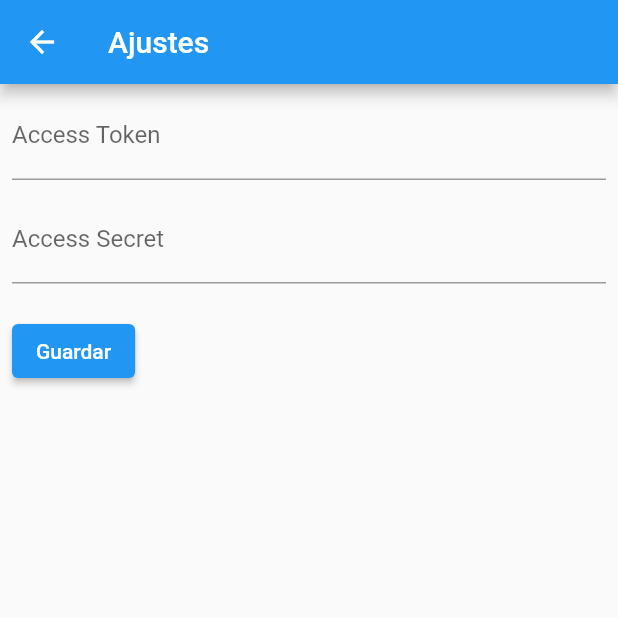
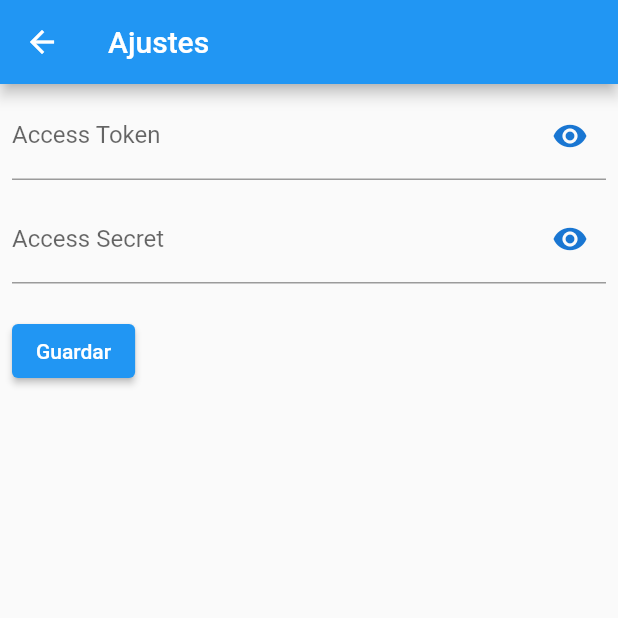
Before and after one commit to pablouser1/OpenUMA, a Flutter app: the screen it shows after launch, in the side drawer, after a tap on "Ajustes", on a phone screen of 412 x 824 dp, the top half of it. Run offline on Flutter 3.47's test engine with Material 2 defaults, Android fonts, the phone set to English and light mode, and no system bars; our stand-ins replace shared_preferences.

Commit message:
small changes

```diff
--- a/lib/components/drawer.dart
+++ b/lib/components/drawer.dart
@@ -1,7 +1,8 @@
 import 'package:flutter/material.dart';
+import 'package:openuma/constants/misc.dart';
 import 'package:openuma/helpers/nav.dart';
 import 'package:openuma/views/settings.dart';
-import 'package:openuma/views/tests.dart';
+import 'package:url_launcher/url_launcher_string.dart';
 
 class DrawerWidget extends StatelessWidget {
   const DrawerWidget({super.key});
@@ -27,10 +28,12 @@ class DrawerWidget extends StatelessWidget {
           ),
           const Divider(),
           ListTile(
-            title: const Text("Tests"),
-            leading: const Icon(Icons.construction),
-            onTap: () {
-              Nav.push(context, const TestsPage());
+            title: const Text("Código fuente"),
+            leading: const Icon(Icons.code),
+            onTap: () async {
+              if (!await launchUrlString(repoUrl)) {
+                throw Exception('Could not launch $repoUrl');
+              }
             },
           ),
         ],
--- /dev/null
+++ b/lib/constants/misc.dart
@@ -0,0 +1 @@
+const repoUrl = "https://github.com/pablouser1/OpenUMA";
--- a/lib/views/settings.dart
+++ b/lib/views/settings.dart
@@ -16,6 +16,8 @@ class SettingsPageState extends State<SettingsPage> {
   late SharedPreferences prefs;
   final tokenController = TextEditingController();
   final secretController = TextEditingController();
+
+  bool _obscurePassword = true;
 
   void setConfig() async {
     prefs = await SharedPreferences.getInstance();
@@ -42,6 +44,22 @@ class SettingsPageState extends State<SettingsPage> {
     super.dispose();
   }
 
+  Widget createSwap() {
+    return IconButton(
+      icon: Icon(
+        // Based on passwordVisible state choose the icon
+        _obscurePassword ? Icons.visibility : Icons.visibility_off,
+        color: Theme.of(context).primaryColorDark,
+      ),
+      onPressed: () {
+        // Update the state i.e. toogle the state of passwordVisible variable
+        setState(() {
+          _obscurePassword = !_obscurePassword;
+        });
+      },
+    );
+  }
+
   @override
   Widget build(BuildContext context) {
     return Scaffold(
@@ -55,10 +73,12 @@ class SettingsPageState extends State<SettingsPage> {
             padding: const EdgeInsets.symmetric(horizontal: 8, vertical: 5),
             child: TextFormField(
               controller: tokenController,
-              decoration: const InputDecoration(
-                border: UnderlineInputBorder(),
+              obscureText: _obscurePassword,
+              decoration: InputDecoration(
+                border: const UnderlineInputBorder(),
                 hintText: 'Escribe tu access Token',
                 labelText: 'Access Token',
+                suffixIcon: createSwap()
               ),
             ),
           ),
@@ -66,10 +86,12 @@ class SettingsPageState extends State<SettingsPage> {
             padding: const EdgeInsets.symmetric(horizontal: 8, vertical: 5),
             child: TextFormField(
               controller: secretController,
-              decoration: const InputDecoration(
-                border: UnderlineInputBorder(),
+              obscureText: _obscurePassword,
+              decoration: InputDecoration(
+                border: const UnderlineInputBorder(),
                 hintText: 'Escribe tu access Secret',
                 labelText: 'Access Secret',
+                suffixIcon: createSwap()
               ),
             ),
           ),
--- a/pubspec.yaml
+++ b/pubspec.yaml
@@ -16,7 +16,7 @@ publish_to: 'none' # Remove this line if you wish to publish to pub.dev
 # https://developer.apple.com/library/archive/documentation/General/Reference/InfoPlistKeyReference/Articles/CoreFoundationKeys.html
 # In Windows, build-name is used as the major, minor, and patch parts
 # of the product and file versions while build-number is used as the build suffix.
-version: 1.0.0+1
+version: 1.0.1
 
 environment:
   sdk: '>=2.19.3 <3.0.0'
@@ -38,6 +38,7 @@ dependencies:
   provider: ^6.0.5
   http: ^0.13.5
   shared_preferences: ^2.0.18
+  url_launcher: ^6.1.11
 
 dev_dependencies:
   flutter_test:
```
Also changed, not shown: lib/views/tests.dart (deleted, +0 -26 lines), pubspec.lock, 4 other files.
